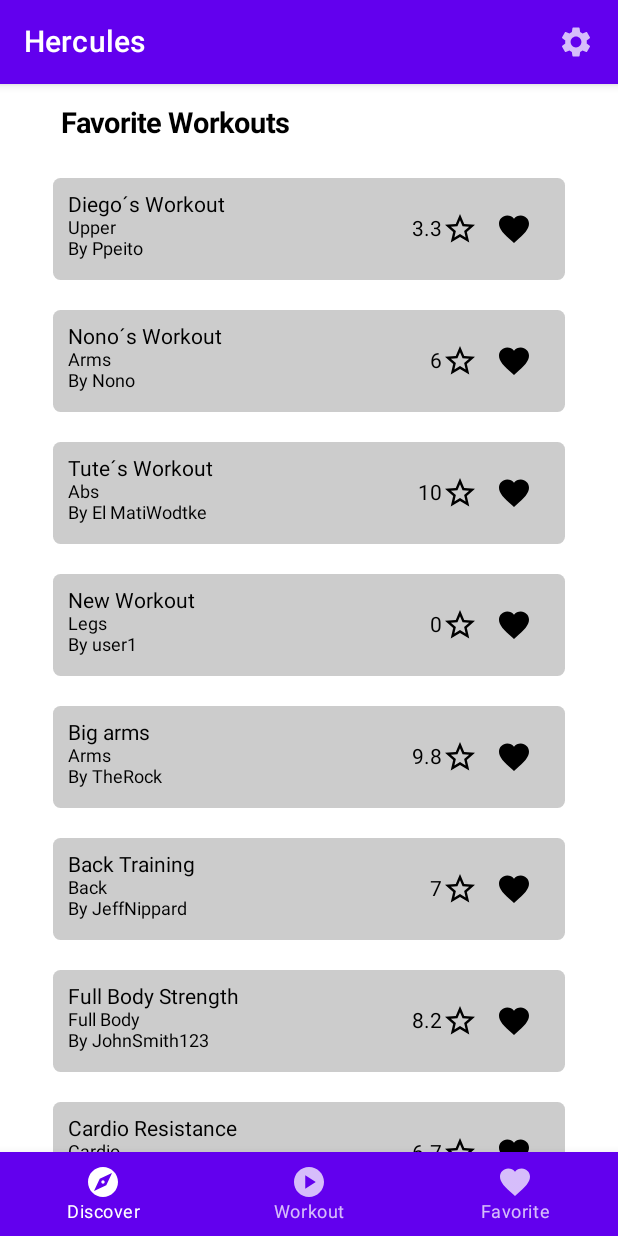
After one commit to herculesHCI/HerculesMobile, an Android app built with Jetpack Compose: the @Preview function FavoriteScreen, on a phone screen of 412 x 824 dp. The commit adds this screen. Run offline under Robolectric (Android 15) with nearby library versions, the phone set to English and light mode, and no system bars.

Commit message:
Padding en el titulo de Discover. Workout ahora guarda sus respectivos cycles. Nueva clases Cycle y Exercise. Nueva screen Favorite.

```diff
--- /dev/null
+++ b/app/src/main/java/com/example/ejemploclase/FavoriteScreen.kt
@@ -0,0 +1,61 @@
+package com.example.ejemploclase
+
+import androidx.compose.foundation.background
+import androidx.compose.foundation.layout.*
+import androidx.compose.foundation.rememberScrollState
+import androidx.compose.foundation.verticalScroll
+import androidx.compose.material.Icon
+import androidx.compose.material.IconButton
+import androidx.compose.material.Text
+import androidx.compose.material.icons.Icons
+import androidx.compose.runtime.Composable
+import androidx.compose.ui.Alignment
+import androidx.compose.ui.Modifier
+import androidx.compose.ui.graphics.Color
+import androidx.compose.ui.modifier.modifierLocalConsumer
+import androidx.compose.ui.text.font.FontWeight
+import androidx.compose.ui.tooling.preview.Preview
+import androidx.compose.ui.unit.dp
+import androidx.compose.ui.unit.sp
+
+@Preview
+@Composable
+fun FavoriteScreen(){
+    AppBar(){
+        FavoriteContent()
+    }
+}
+
+val favItems = listOf(Workout("Diego´s Workout","Ppeito",3.3,"Upper",true,0),
+    Workout("Nono´s Workout","Nono",6,"Arms",true,1),
+    Workout("Tute´s Workout","El MatiWodtke",10,"Abs",true,2),
+    Workout("New Workout","user1",0,"Legs",true,3),
+    Workout("Big arms","TheRock",9.8,"Arms",true,4),
+    Workout("Back Training","JeffNippard",7,"Back",true,5),
+    Workout("Full Body Strength","JohnSmith123",8.2,"Full Body",true,6),
+    Workout("Cardio Resistance","tourFanboy",6.7,"Cardio",true,7),
+    Workout("yeaaa buddy","RonnieColeman",4.3,"Legs",true,8)
+)
+
+@Composable
+fun FavoriteContent(){
+    Box(modifier = Modifier
+        .fillMaxSize()
+        .background(Color.White)
+        .padding(horizontal = 25.dp)
+        .verticalScroll(rememberScrollState())){
+        Column(){
+            Row(modifier = Modifier.padding(15.dp)){
+                Text(text= "Favorite Workouts",
+                    fontSize = 19.sp,
+                    fontWeight = FontWeight.Bold)
+            }
+            for(item in favItems){
+                Row(modifier = Modifier.padding(10.dp)){
+                    WorkoutElement(item = item)
+                }
+            }
+        }
+
+    }
+}
--- a/app/src/main/java/com/example/ejemploclase/Workout.kt
+++ b/app/src/main/java/com/example/ejemploclase/Workout.kt
@@ -5,8 +5,10 @@ class Workout(
     private var author: String,
     private var score: Number,
     private var categoryName: String,
-    private var isFav: Boolean
+    private var isFav: Boolean,
+    private val id: Number
 ) {
+    private var cycles: List<Cycle>? = null
 
     fun getName() : String{
         return name
@@ -23,4 +25,11 @@ class Workout(
     fun getIsFav() : Boolean {
         return isFav
     }
+    fun getId() : Number {
+        return id
+    }
+
+    fun setCylces(cycles: List<Cycle>?) {//la lista que recibo estaria ordenada
+        this.cycles = cycles
+    }
 }
```
Also changed, not shown: app/src/main/java/com/example/ejemploclase/Cycle.kt (added, +27 -0 lines), app/src/main/java/com/example/ejemploclase/DiscoverScreen.kt (+11 -10 lines), app/src/main/java/com/example/ejemploclase/Exercise.kt (added, +17 -0 lines).
